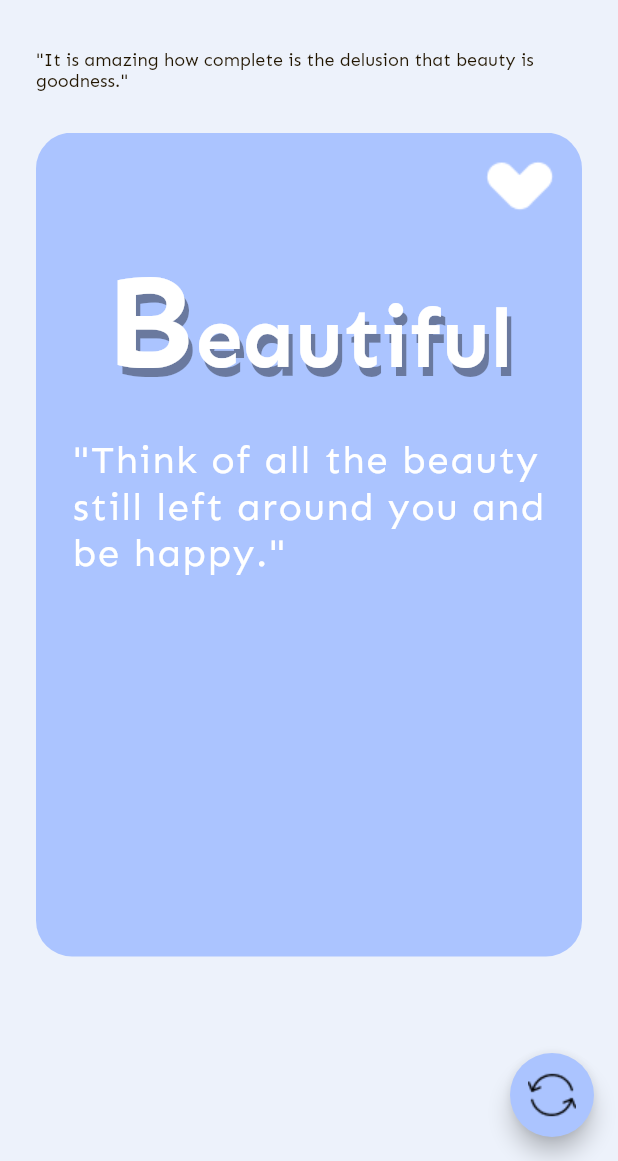
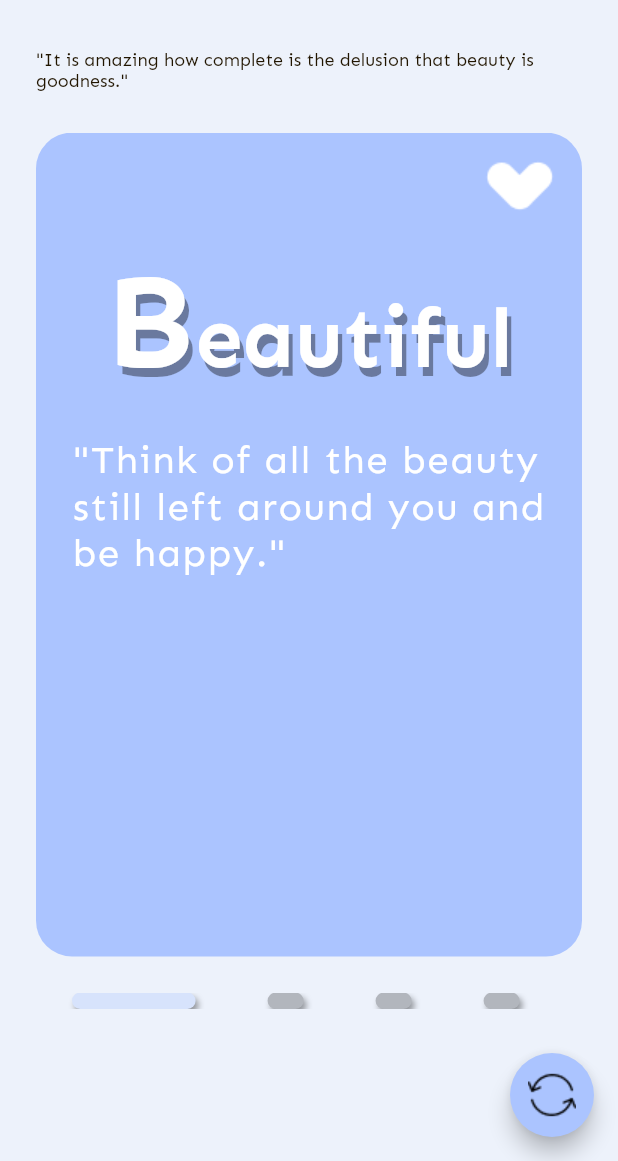
Before and after one commit to DooxFonggg/English_app, a Flutter app: the HomePage screen opened directly, on a phone screen of 412 x 824 dp, the part 75-1236 px from its top. Run offline on Flutter 3.47's test engine with Material 2 defaults, Android fonts, the phone set to English and light mode, and no system bars.

Commit message:
indicator

```diff
--- a/lib/pages/home_page.dart
+++ b/lib/pages/home_page.dart
@@ -11,9 +11,12 @@ class HomePage extends StatefulWidget {
 }
 
 class _HomePageState extends State<HomePage> {
+  int _currentIndex = 0;
+  PageController _pageController = PageController();
   @override
   Widget build(BuildContext context) {
     Size size = MediaQuery.of(context).size; // lay size ra
+
     return Scaffold(
       backgroundColor: AppColor.secondColor,
       appBar: AppBar(
@@ -47,6 +50,13 @@ class _HomePageState extends State<HomePage> {
             Container(
               height: size.height * 2 / 3,
               child: PageView.builder(
+                  controller: _pageController,
+                  onPageChanged: (index) {
+                    setState(() {
+                      _currentIndex = index;
+                    });
+                  },
+
                   // tạo ra kiểu lướt list
                   itemCount: 5, // số lần lướt
                   itemBuilder: (context, index) {
@@ -103,6 +113,18 @@ class _HomePageState extends State<HomePage> {
                     );
                   }),
             ),
+            SizedBox(
+              height: size.height * 1 / 14,
+              child: Container(
+                padding: EdgeInsets.symmetric(vertical: 24),
+                alignment: Alignment.center,
+                child: ListView.builder(
+                    scrollDirection: Axis.horizontal,
+                    itemBuilder: (context, index) {
+                      return buidIndicator(index == _currentIndex, size);
+                    }),
+              ),
+            ),
           ],
         ),
       ),
@@ -114,4 +136,19 @@ class _HomePageState extends State<HomePage> {
       ),
     );
   }
+
+  Widget buidIndicator(bool isActive, Size size) {
+    return Container(
+      height: 08,
+      margin: EdgeInsets.symmetric(horizontal: 24),
+      width: isActive ? size.width * 1 / 5 : 24,
+      decoration: BoxDecoration(
+          color: isActive ? AppColor.lightBlue : AppColor.lightGrey,
+          borderRadius: BorderRadius.all(Radius.circular(12)),
+          boxShadow: [
+            BoxShadow(
+                color: Colors.black38, offset: Offset(2, 3), blurRadius: 3)
+          ]),
+    );
+  }
 }
```
